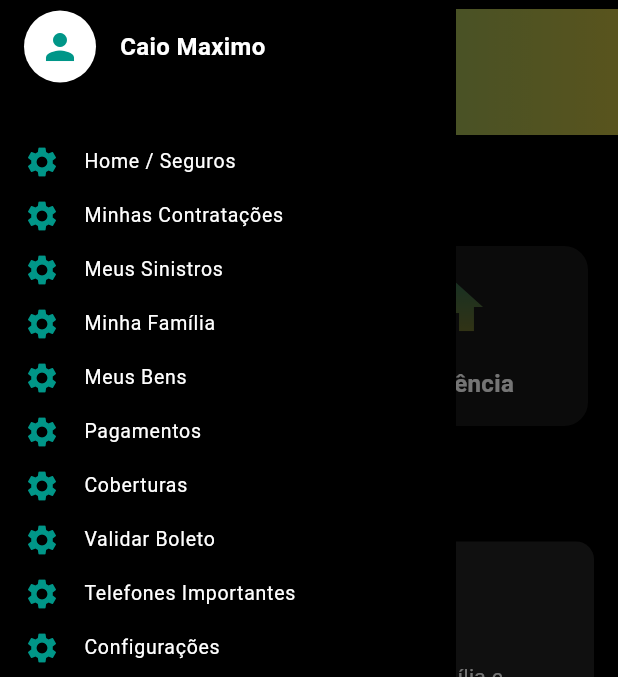
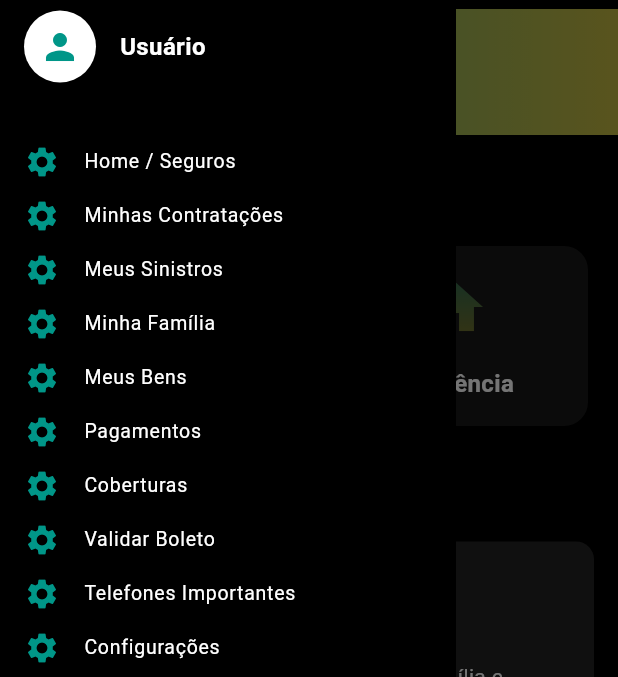
Before and after one commit to salvadorfrisco/flutter_topmind_tokio_test, a Flutter app: the screen it shows once a user with an empty profile is signed in, after a tap on the "menu" icon, on a phone screen of 412 x 824 dp, the part 75-752 px from its top. Run offline on Flutter 3.47's test engine with Material 3 defaults, Android fonts, the phone set to English and light mode, and no system bars; our stand-ins replace firebase_auth, firebase_core, flutter_dotenv, font_awesome_flutter, shared_preferences; accounts and stored records are empty.

Commit message:
feat: add user name provider

```diff
--- a/lib/main.dart
+++ b/lib/main.dart
@@ -6,16 +6,8 @@ import 'services/auth_service.dart';
 import 'screens/login_screen.dart';
 import 'screens/home_screen.dart';
 import 'package:provider/provider.dart';
-
-class ProductCardProvider extends ChangeNotifier {
-  int? _selectedIndex;
-  int? get selectedIndex => _selectedIndex;
-
-  void select(int index) {
-    _selectedIndex = index;
-    notifyListeners();
-  }
-}
+import 'providers/user_provider.dart';
+import 'providers/product_card_provider.dart';
 
 void main() async {
   WidgetsFlutterBinding.ensureInitialized();
@@ -35,7 +27,10 @@ void main() async {
 
   runApp(
     MultiProvider(
-      providers: [ChangeNotifierProvider(create: (_) => ProductCardProvider())],
+      providers: [
+        ChangeNotifierProvider(create: (_) => ProductCardProvider()),
+        ChangeNotifierProvider(create: (_) => UserProvider()),
+      ],
       child: const MyApp(),
     ),
   );
--- /dev/null
+++ b/lib/providers/product_card_provider.dart
@@ -0,0 +1,11 @@
+import 'package:flutter/material.dart';
+
+class ProductCardProvider extends ChangeNotifier {
+  int? _selectedIndex;
+  int? get selectedIndex => _selectedIndex;
+
+  void select(int index) {
+    _selectedIndex = index;
+    notifyListeners();
+  }
+}
--- /dev/null
+++ b/lib/providers/user_provider.dart
@@ -0,0 +1,11 @@
+import 'package:flutter/material.dart';
+
+class UserProvider extends ChangeNotifier {
+  String? _displayName;
+  String? get displayName => _displayName;
+
+  void setDisplayName(String? name) {
+    _displayName = name;
+    notifyListeners();
+  }
+}
--- a/lib/screens/home_screen.dart
+++ b/lib/screens/home_screen.dart
@@ -7,7 +7,9 @@ import '../widgets/section_card.dart';
 import 'login_screen.dart';
 import 'package:url_launcher/url_launcher.dart';
 import 'package:provider/provider.dart';
-import '../main.dart';
+import '../providers/user_provider.dart';
+import '../providers/product_card_provider.dart';
+import '../widgets/drawer_item.dart';
 
 class HomeScreen extends StatefulWidget {
   const HomeScreen({super.key});
@@ -50,6 +52,7 @@ class _HomeScreenState extends State<HomeScreen> {
   @override
   Widget build(BuildContext context) {
     // debug: _currentUser: $_currentUser
+    print('_currentUser: $_currentUser');
     return Scaffold(
       key: _scaffoldKey,
       backgroundColor: Colors.black,
@@ -79,13 +82,17 @@ class _HomeScreenState extends State<HomeScreen> {
                         child: Icon(Icons.person, color: Colors.teal, size: 28),
                       ),
                       SizedBox(width: 16),
-                      Text(
-                        'Caio Maximo',
+                      Consumer<UserProvider>(
+                        builder: (context, userProvider, _) {
+                          return Text(
+                            userProvider.displayName ?? 'Usuário',
                             style: TextStyle(
                               color: Colors.white,
                               fontSize: 16,
                               fontWeight: FontWeight.bold,
                             ),
+                          );
+                        },
                       ),
                     ],
                   ),
@@ -96,16 +103,22 @@ class _HomeScreenState extends State<HomeScreen> {
               child: ListView(
                 padding: EdgeInsets.zero,
                 children: [
-                  _buildDrawerItem(Icons.settings, 'Home / Seguros'),
-                  _buildDrawerItem(Icons.settings, 'Minhas Contratações'),
-                  _buildDrawerItem(Icons.settings, 'Meus Sinistros'),
-                  _buildDrawerItem(Icons.settings, 'Minha Família'),
-                  _buildDrawerItem(Icons.settings, 'Meus Bens'),
-                  _buildDrawerItem(Icons.settings, 'Pagamentos'),
-                  _buildDrawerItem(Icons.settings, 'Coberturas'),
-                  _buildDrawerItem(Icons.settings, 'Validar Boleto'),
-                  _buildDrawerItem(Icons.settings, 'Telefones Importantes'),
-                  _buildDrawerItem(Icons.settings, 'Configurações'),
+                  DrawerItem(icon: Icons.settings, title: 'Home / Seguros'),
+                  DrawerItem(
+                    icon: Icons.settings,
+                    title: 'Minhas Contratações',
+                  ),
+                  DrawerItem(icon: Icons.settings, title: 'Meus Sinistros'),
+                  DrawerItem(icon: Icons.settings, title: 'Minha Família'),
+                  DrawerItem(icon: Icons.settings, title: 'Meus Bens'),
+                  DrawerItem(icon: Icons.settings, title: 'Pagamentos'),
+                  DrawerItem(icon: Icons.settings, title: 'Coberturas'),
+                  DrawerItem(icon: Icons.settings, title: 'Validar Boleto'),
+                  DrawerItem(
+                    icon: Icons.settings,
+                    title: 'Telefones Importantes',
+                  ),
+                  DrawerItem(icon: Icons.settings, title: 'Configurações'),
                   ListTile(
                     leading: const Icon(Icons.logout, color: Colors.teal),
                     title: const Text(
@@ -226,16 +239,18 @@ class _HomeScreenState extends State<HomeScreen> {
                     child: Icon(Icons.person, color: Colors.teal, size: 28),
                   ),
                   const SizedBox(width: 16),
-                  Column(
+                  Consumer<UserProvider>(
+                    builder: (context, userProvider, _) {
+                      return Column(
                         crossAxisAlignment: CrossAxisAlignment.start,
-                    children: const [
+                        children: [
                           Text(
-                        'Bem vindo',
+                            'Bem vindo!',
                             style: TextStyle(color: Colors.white, fontSize: 14),
                           ),
                           SizedBox(height: 2),
                           Text(
-                        'Caio Maximo',
+                            userProvider.displayName ?? 'Usuário',
                             style: TextStyle(
                               color: Colors.white,
                               fontSize: 16,
@@ -243,6 +258,8 @@ class _HomeScreenState extends State<HomeScreen> {
                             ),
                           ),
                         ],
+                      );
+                    },
                   ),
                 ],
               ),
@@ -399,15 +416,3 @@ class _HomeScreenState extends State<HomeScreen> {
     }
   }
 }
-
-Widget _buildDrawerItem(IconData icon, String title) {
-  return ListTile(
-    dense: true,
-    visualDensity: const VisualDensity(vertical: -3),
-    leading: Icon(icon, color: Colors.teal),
-    title: Text(title, style: const TextStyle(color: Colors.white)),
-    onTap: () {
-      // debug: $title clicado
-    },
-  );
-}
--- a/lib/screens/login_screen.dart
+++ b/lib/screens/login_screen.dart
@@ -1,9 +1,11 @@
 import 'package:flutter/material.dart';
 import 'package:flutter/services.dart';
+import '../providers/user_provider.dart';
 import '../services/auth_service.dart';
 import '../widgets/custom_text_field.dart';
 import '../widgets/social_media_icons.dart';
 import 'home_screen.dart';
+import 'package:provider/provider.dart';
 
 class LoginScreen extends StatefulWidget {
   const LoginScreen({super.key});
@@ -16,6 +18,7 @@ class _LoginScreenState extends State<LoginScreen> {
   final _formKey = GlobalKey<FormState>();
   final _cpfController = TextEditingController();
   final _passwordController = TextEditingController();
+  final _nameController = TextEditingController();
   final _authService = AuthService();
 
   bool _isLoading = false;
@@ -45,6 +48,7 @@ class _LoginScreenState extends State<LoginScreen> {
   void dispose() {
     _cpfController.dispose();
     _passwordController.dispose();
+    _nameController.dispose();
     super.dispose();
   }
 
@@ -89,6 +93,15 @@ class _LoginScreenState extends State<LoginScreen> {
 
       await _authService.saveRememberMe(_rememberMe, _cpfController.text);
 
+      // Atualiza o nome no provider após login
+      final user = _authService.currentUser;
+      if (user != null) {
+        Provider.of<UserProvider>(
+          context,
+          listen: false,
+        ).setDisplayName(user.displayName);
+      }
+
       if (mounted) {
         Navigator.of(context).pushReplacement(
           MaterialPageRoute(builder: (context) => const HomeScreen()),
@@ -126,8 +139,14 @@ class _LoginScreenState extends State<LoginScreen> {
         email,
         _passwordController.text,
       );
+      await _authService.updateDisplayName(_nameController.text);
+      await _authService.saveRememberMe(_rememberMe, _cpfController.text);
 
-      await _authService.saveRememberMe(_rememberMe, _cpfController.text);
+      // Atualiza o nome no provider após cadastro
+      Provider.of<UserProvider>(
+        context,
+        listen: false,
+      ).setDisplayName(_nameController.text);
 
       if (mounted) {
         Navigator.of(context).pushReplacement(
@@ -392,6 +411,20 @@ class _LoginScreenState extends State<LoginScreen> {
                       child: Column(
                         mainAxisSize: MainAxisSize.min,
                         children: [
+                          if (_activeTab == 1) ...[
+                            CustomTextField(
+                              controller: _nameController,
+                              labelText: 'Nome',
+                              prefixIcon: Icons.person,
+                              validator: (value) {
+                                if (value == null || value.isEmpty) {
+                                  return 'Nome é obrigatório';
+                                }
+                                return null;
+                              },
+                            ),
+                            const SizedBox(height: 12),
+                          ],
                           CustomTextField(
                             controller: _cpfController,
                             labelText: 'CPF',
--- a/lib/services/auth_service.dart
+++ b/lib/services/auth_service.dart
@@ -104,4 +104,13 @@ class AuthService {
       throw _handleAuthException(e);
     }
   }
+
+  // Atualizar displayName do usuário
+  Future<void> updateDisplayName(String name) async {
+    final user = _auth.currentUser;
+    if (user != null) {
+      await user.updateDisplayName(name);
+      await user.reload();
+    }
+  }
 }
--- /dev/null
+++ b/lib/widgets/drawer_item.dart
@@ -0,0 +1,25 @@
+import 'package:flutter/material.dart';
+
+class DrawerItem extends StatelessWidget {
+  final IconData icon;
+  final String title;
+  final VoidCallback? onTap;
+
+  const DrawerItem({
+    Key? key,
+    required this.icon,
+    required this.title,
+    this.onTap,
+  }) : super(key: key);
+
+  @override
+  Widget build(BuildContext context) {
+    return ListTile(
+      dense: true,
+      visualDensity: const VisualDensity(vertical: -3),
+      leading: Icon(icon, color: Colors.teal),
+      title: Text(title, style: const TextStyle(color: Colors.white)),
+      onTap: onTap,
+    );
+  }
+}
```
Also changed, not shown: 1 other file. Lines whose indentation alone changed are shown as unchanged.
